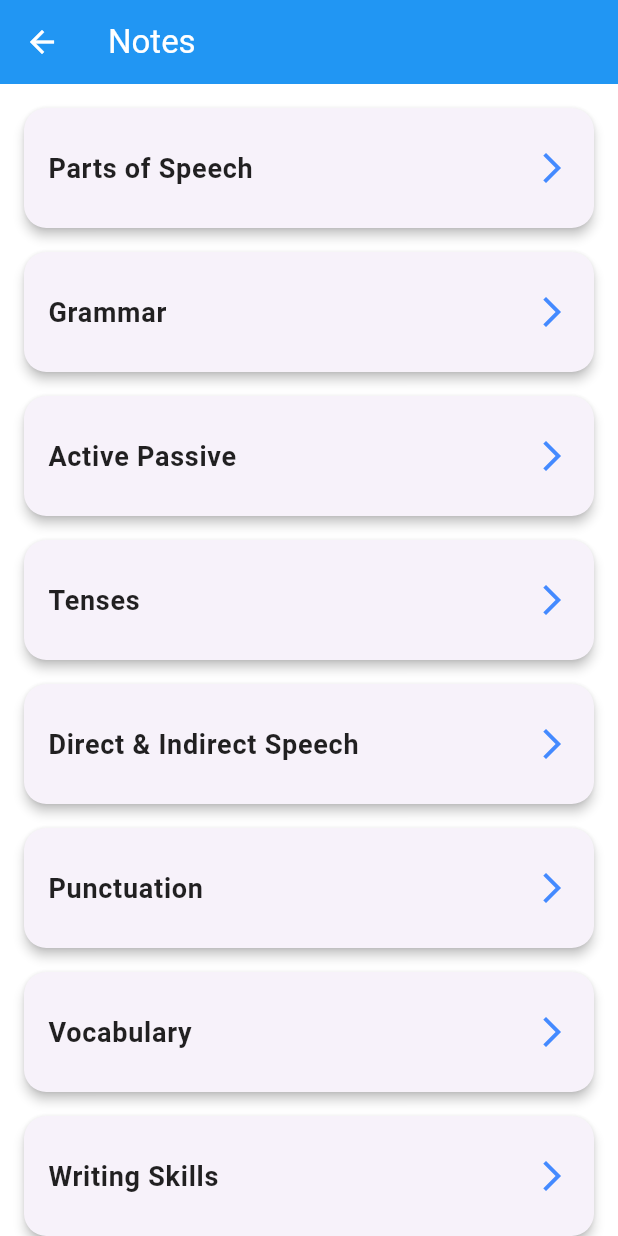
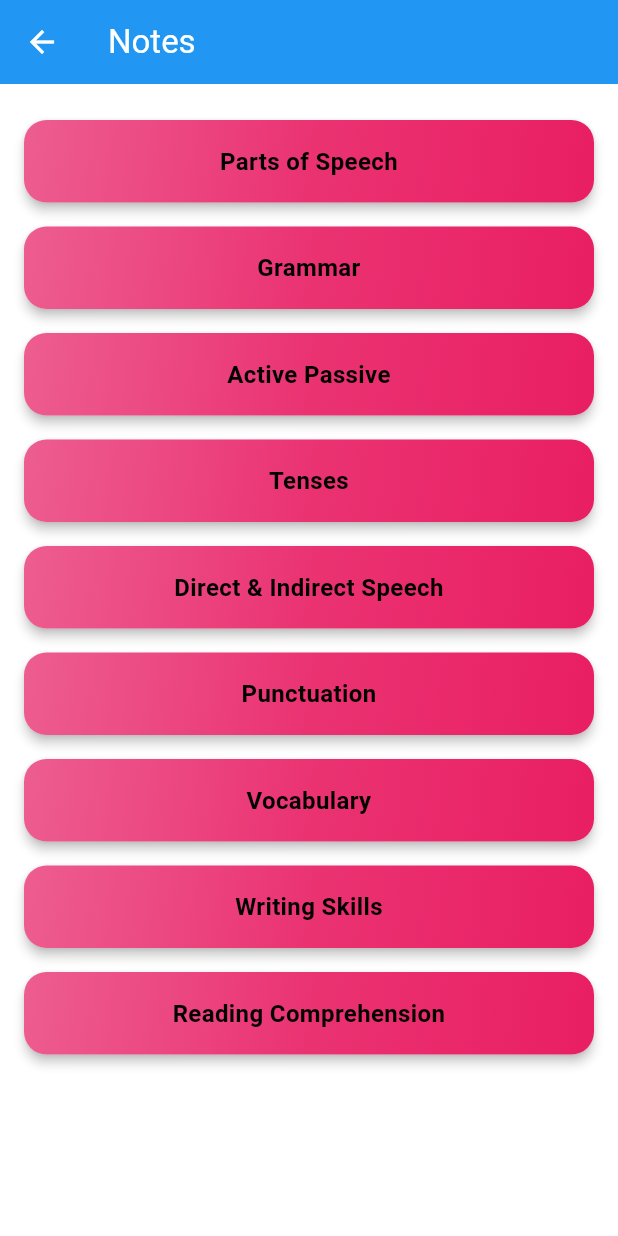
Before and after one commit to Wasim-Zaman/selc, a Flutter app: the NotesScreen screen opened directly, on a phone screen of 412 x 824 dp. Run offline on Flutter 3.47's test engine with Material 3 defaults, Android fonts, the phone set to English and light mode, and no system bars; our stand-ins replace cached_network_image, carousel_slider, firebase_core, smooth_page_indicator; accounts and stored records are empty.

Commit message:
Refactor color constants and themes

```diff
--- a/lib/utils/constants.dart
+++ b/lib/utils/constants.dart
@@ -1,4 +1,6 @@
 // Images
+import 'package:flutter/material.dart';
+
 class Images {
   static const siginLight = "assets/images/signin_light.png";
   static const signinDark = "assets/images/signin_dark.png";
@@ -8,3 +10,27 @@ class AppIcons {
   static const siginLight = "assets/icons/signin_light.png";
   static const signinDark = "assets/icons/signin_dark.png";
 }
+
+// Colors
+
+class AppColors {
+  // Light Theme Colors
+  static const Color lightPrimary = Colors.blue;
+  static const Color lightScaffoldBackground = Colors.white;
+  static const Color lightAppBarBackground = Colors.blue;
+  static const Color lightAppBarForeground = Colors.white;
+  static const Color lightButton = Colors.blue;
+  static const Color lightBodyText = Colors.black;
+  static const Color lightBodyTextSecondary = Colors.black54;
+  static const Color lightCard = Colors.white;
+
+  // Dark Theme Colors
+  static const Color darkPrimary = Colors.blueGrey;
+  static const Color darkScaffoldBackground = Colors.black;
+  static const Color darkAppBarBackground = Colors.black;
+  static const Color darkAppBarForeground = Colors.white;
+  static const Color darkButton = Colors.blueGrey;
+  static const Color darkBodyText = Colors.white;
+  static const Color darkBodyTextSecondary = Colors.white70;
+  static const Color darkCard = Color(0xFF212121); // Colors.grey[900]
+}
--- a/lib/utils/themes.dart
+++ b/lib/utils/themes.dart
@@ -1,44 +1,47 @@
 import 'package:flutter/material.dart';
+import 'package:selc/utils/constants.dart';
 
 class AppThemes {
   // Light Theme
   static final ThemeData lightTheme = ThemeData(
     brightness: Brightness.light,
-    primarySwatch: Colors.blue,
-    scaffoldBackgroundColor: Colors.white,
+    // primarySwatch: AppColors.lightPrimary,
+    scaffoldBackgroundColor: AppColors.lightScaffoldBackground,
     appBarTheme: const AppBarTheme(
-      backgroundColor: Colors.blue,
-      foregroundColor: Colors.white,
+      backgroundColor: AppColors.lightAppBarBackground,
+      foregroundColor: AppColors.lightAppBarForeground,
       elevation: 0,
       scrolledUnderElevation: 0,
     ),
     buttonTheme: const ButtonThemeData(
-      buttonColor: Colors.blue, // Primary color of buttons
+      buttonColor: AppColors.lightButton, // Primary color of buttons
       textTheme: ButtonTextTheme.primary,
     ),
     textTheme: const TextTheme(
-      bodyMedium: TextStyle(color: Colors.black),
-      bodySmall: TextStyle(color: Colors.black54),
+      bodyMedium: TextStyle(color: AppColors.lightBodyText),
+      bodySmall: TextStyle(color: AppColors.lightBodyTextSecondary),
     ),
+    cardColor: AppColors.lightCard,
   );
 
   // Dark Theme
   static final ThemeData darkTheme = ThemeData(
     brightness: Brightness.dark,
-    primarySwatch: Colors.blueGrey,
-    scaffoldBackgroundColor: Colors.black,
+    // primarySwatch: AppColors.darkPrimary,
+    scaffoldBackgroundColor: AppColors.darkScaffoldBackground,
     appBarTheme: const AppBarTheme(
-      backgroundColor: Colors.black,
-      foregroundColor: Colors.white,
+      backgroundColor: AppColors.darkAppBarBackground,
+      foregroundColor: AppColors.darkAppBarForeground,
       elevation: 0,
     ),
     buttonTheme: const ButtonThemeData(
-      buttonColor: Colors.blueGrey,
+      buttonColor: AppColors.darkButton,
       textTheme: ButtonTextTheme.primary,
     ),
     textTheme: const TextTheme(
-      bodyMedium: TextStyle(color: Colors.white),
-      bodySmall: TextStyle(color: Colors.white70),
+      bodyMedium: TextStyle(color: AppColors.darkBodyText),
+      bodySmall: TextStyle(color: AppColors.darkBodyTextSecondary),
     ),
+    cardColor: AppColors.darkCard,
   );
 }
--- a/lib/view/screens/user/dashboard/notes/notes_screen.dart
+++ b/lib/view/screens/user/dashboard/notes/notes_screen.dart
@@ -1,3 +1,5 @@
+import 'dart:math';
+
 import 'package:flutter/material.dart';
 
 class NotesScreen extends StatelessWidget {
@@ -22,19 +24,14 @@ class NotesScreen extends StatelessWidget {
       appBar: AppBar(
         title: const Text('Notes'),
       ),
-      body: Column(
-        crossAxisAlignment: CrossAxisAlignment.start,
-        children: [
-          Expanded(
+      body: Padding(
+        padding: const EdgeInsets.all(16.0),
         child: ListView.builder(
           itemCount: categories.length,
-              padding: const EdgeInsets.symmetric(vertical: 8, horizontal: 16),
           itemBuilder: (context, index) {
             return CategoryCard(category: categories[index]);
           },
         ),
-          ),
-        ],
       ),
     );
   }
@@ -45,6 +42,34 @@ class CategoryCard extends StatelessWidget {
 
   const CategoryCard({super.key, required this.category});
 
+  // Function to generate a gradient with different shades of the same color
+  LinearGradient _singleColorGradient() {
+    final random = Random();
+    final colors = [
+      Colors.red,
+      Colors.blue,
+      Colors.green,
+      Colors.orange,
+      Colors.purple,
+      Colors.pink,
+      Colors.teal,
+      Colors.cyan,
+      Colors.deepOrange,
+      Colors.deepPurple,
+      Colors.brown,
+    ];
+    final baseColor = colors[random.nextInt(colors.length)];
+    return LinearGradient(
+      colors: [
+        baseColor.withOpacity(0.7),
+        baseColor.withOpacity(0.9),
+        baseColor,
+      ],
+      begin: Alignment.topLeft,
+      end: Alignment.bottomRight,
+    );
+  }
+
   @override
   Widget build(BuildContext context) {
     return Card(
@@ -53,22 +78,31 @@ class CategoryCard extends StatelessWidget {
         borderRadius: BorderRadius.circular(15),
       ),
       elevation: 3,
-      child: ListTile(
-        contentPadding:
-            const EdgeInsets.symmetric(vertical: 12, horizontal: 16),
-        title: Text(
-          category,
-          style: const TextStyle(
-            fontSize: 18,
-            fontWeight: FontWeight.w600,
-            color: Colors.black87,
+      child: Container(
+        decoration: BoxDecoration(
+          borderRadius: BorderRadius.circular(15),
+          gradient: _singleColorGradient(),
         ),
-        ),
-        trailing: const Icon(Icons.arrow_forward_ios, color: Colors.blueAccent),
+        child: InkWell(
+          borderRadius: BorderRadius.circular(15),
           onTap: () {
             // Handle category tap
             // You can navigate to a detailed notes screen for each category
           },
+          child: Center(
+            child: Padding(
+              padding: const EdgeInsets.all(16.0),
+              child: Text(
+                category,
+                textAlign: TextAlign.center,
+                style: const TextStyle(
+                  fontSize: 16,
+                  fontWeight: FontWeight.w600,
+                ),
+              ),
+            ),
+          ),
+        ),
       ),
     );
   }
```
Lines whose indentation alone changed are shown as unchanged.
